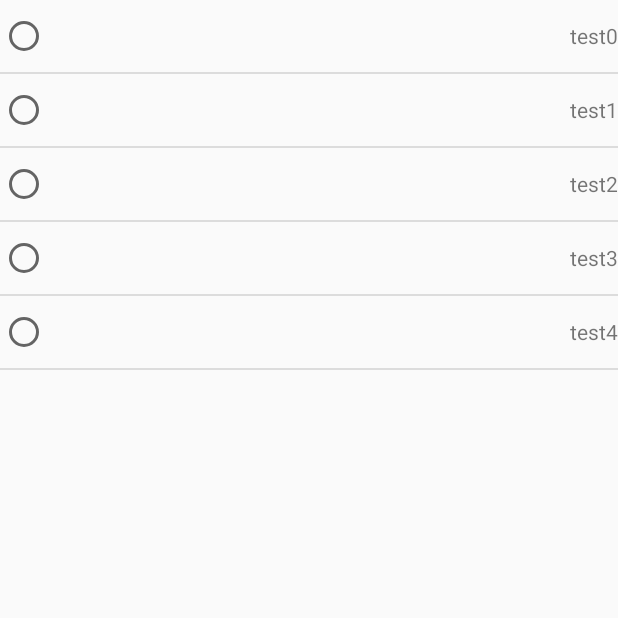
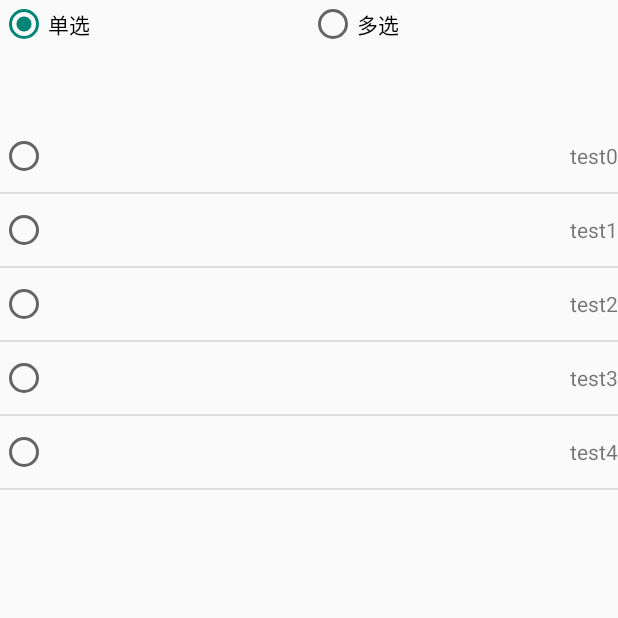
Before and after one commit to msdx/AndroidSnippet, an Android app: the screen it shows after launch (ChoiceListActivity), on a phone screen of 412 x 824 dp, the top half of it. Run offline under Robolectric (Android 15) with nearby library versions, the light colour scheme and no system bars.

Commit message:
Add sample about listview choice mode.

```diff
--- a/app/src/main/java/com/githang/android/snippet/demo/adapter/ChoiceListActivity.java
+++ b/app/src/main/java/com/githang/android/snippet/demo/adapter/ChoiceListActivity.java
@@ -2,7 +2,10 @@ package com.githang.android.snippet.demo.adapter;
 
 import android.app.Activity;
 import android.os.Bundle;
+import android.util.SparseBooleanArray;
+import android.view.View;
 import android.widget.ListView;
+import android.widget.RadioGroup;
 import android.widget.TextView;
 
 import com.githang.android.snippet.adapter.ChoiceListAdapter;
@@ -12,22 +15,32 @@ import java.util.ArrayList;
 import java.util.List;
 
 /**
- * FIXME
+ * 单选，多选，全选，反选的例子。
  *
  * @author Geek_Soledad (msdx.android@qq.com)
  */
 public class ChoiceListActivity extends Activity {
+    private RadioGroup mChoiceMode;
+    private View mChoiceAll;
+    private View mReverseChoice;
+    private View mButtons;
+    private ListView mListView;
+
     @Override
     protected void onCreate(Bundle savedInstanceState) {
         super.onCreate(savedInstanceState);
+        this.setContentView(R.layout.activity_choice_list);
+        mChoiceMode = (RadioGroup) findViewById(R.id.choice_mode);
+        mButtons = findViewById(R.id.buttons);
+        mChoiceAll = findViewById(R.id.all);
+        mReverseChoice = findViewById(R.id.reverse);
+        mListView = (ListView) findViewById(android.R.id.list);
 
         List<String> data = new ArrayList<>();
-        for(int i = 0; i < 5; i++) {
+        for (int i = 0; i < 5; i++) {
             data.add("test" + i);
         }
-        ListView listView = new ListView(this);
-        listView.setChoiceMode(ListView.CHOICE_MODE_SINGLE);
-        ChoiceListAdapter adapter = new ChoiceListAdapter<String>(this, R.layout.item_single_choice,
+        final ChoiceListAdapter adapter = new ChoiceListAdapter<String>(this, R.layout.item_single_choice,
                 data, R.id.checkedView) {
             @Override
             protected void holdView(ChoiceLayout view) {
@@ -40,7 +53,43 @@ public class ChoiceListActivity extends Activity {
                 text.setText(data);
             }
         };
-        listView.setAdapter(adapter);
-        this.setContentView(listView);
+        mListView.setAdapter(adapter);
+
+        mChoiceMode.setOnCheckedChangeListener(new RadioGroup.OnCheckedChangeListener() {
+            @Override
+            public void onCheckedChanged(RadioGroup group, int checkedId) {
+                if (checkedId == R.id.single_choice) {
+                    mListView.setChoiceMode(ListView.CHOICE_MODE_SINGLE);
+                    mListView.setAdapter(adapter);
+                    mButtons.setVisibility(View.INVISIBLE);
+                } else {
+                    mListView.setChoiceMode(ListView.CHOICE_MODE_MULTIPLE);
+                    mButtons.setVisibility(View.VISIBLE);
+                }
+            }
+        });
+
+        mChoiceAll.setOnClickListener(new View.OnClickListener() {
+            @Override
+            public void onClick(View v) {
+                final int size = adapter.getCount();
+                for (int i = 0; i < size; i++) {
+                    mListView.setItemChecked(i, true);
+                }
+            }
+        });
+
+        mReverseChoice.setOnClickListener(new View.OnClickListener() {
+            @Override
+            public void onClick(View v) {
+                SparseBooleanArray checkedItems = mListView.getCheckedItemPositions();
+                final int size = adapter.getCount();
+                for (int i = 0; i < size; i++) {
+                    mListView.setItemChecked(i, !checkedItems.get(i));
+                }
+            }
+        });
+
+        mChoiceMode.check(R.id.single_choice);
     }
 }
--- /dev/null
+++ b/app/src/main/res/layout/activity_choice_list.xml
@@ -0,0 +1,50 @@
+<?xml version="1.0" encoding="utf-8"?>
+<LinearLayout xmlns:android="http://schemas.android.com/apk/res/android"
+              android:layout_width="match_parent"
+              android:layout_height="match_parent"
+              android:orientation="vertical">
+
+    <RadioGroup
+        android:id="@+id/choice_mode"
+        android:layout_width="match_parent"
+        android:layout_height="wrap_content"
+        android:orientation="horizontal">
+
+        <RadioButton
+            android:id="@+id/single_choice"
+            android:layout_width="wrap_content"
+            android:layout_height="wrap_content"
+            android:layout_weight="1"
+            android:text="单选"/>
+
+        <RadioButton
+            android:layout_width="wrap_content"
+            android:layout_height="wrap_content"
+            android:layout_weight="1"
+            android:text="多选"/>
+    </RadioGroup>
+
+    <LinearLayout
+        android:id="@+id/buttons"
+        android:layout_width="match_parent"
+        android:layout_height="wrap_content"
+        android:orientation="horizontal">
+
+        <Button
+            android:id="@+id/all"
+            android:layout_width="wrap_content"
+            android:layout_height="wrap_content"
+            android:text="全选"/>
+
+        <Button
+            android:id="@+id/reverse"
+            android:layout_width="wrap_content"
+            android:layout_height="wrap_content"
+            android:text="反选"/>
+    </LinearLayout>
+
+    <ListView
+        android:id="@android:id/list"
+        android:layout_width="match_parent"
+        android:layout_height="match_parent"/>
+</LinearLayout>
```
